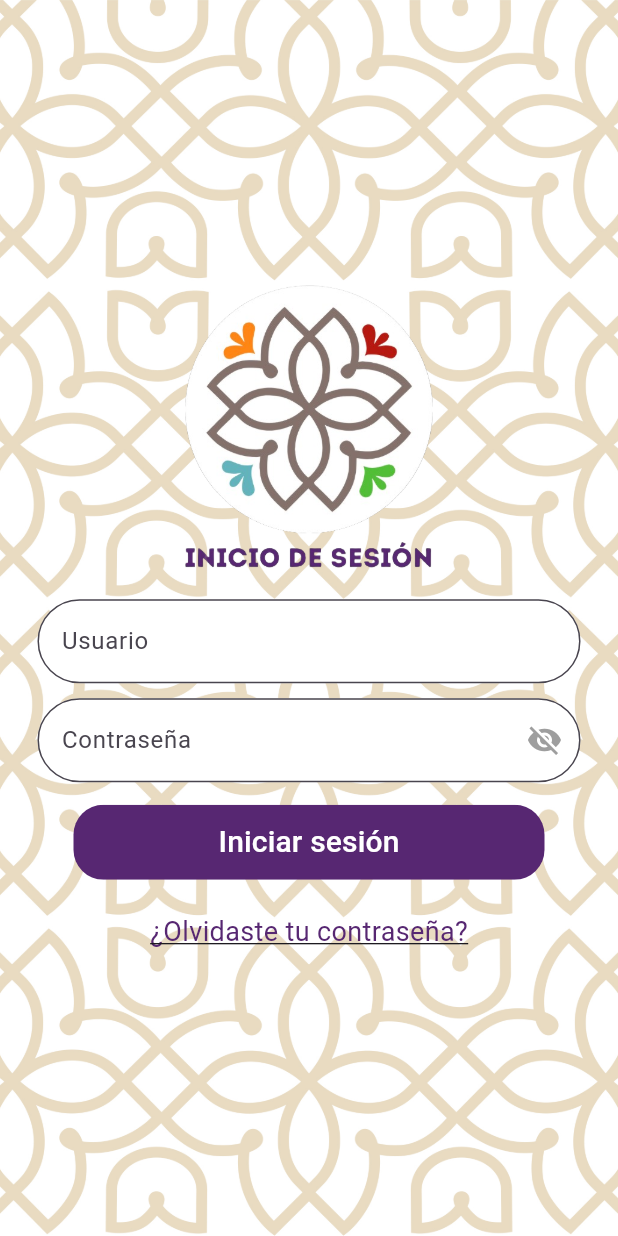
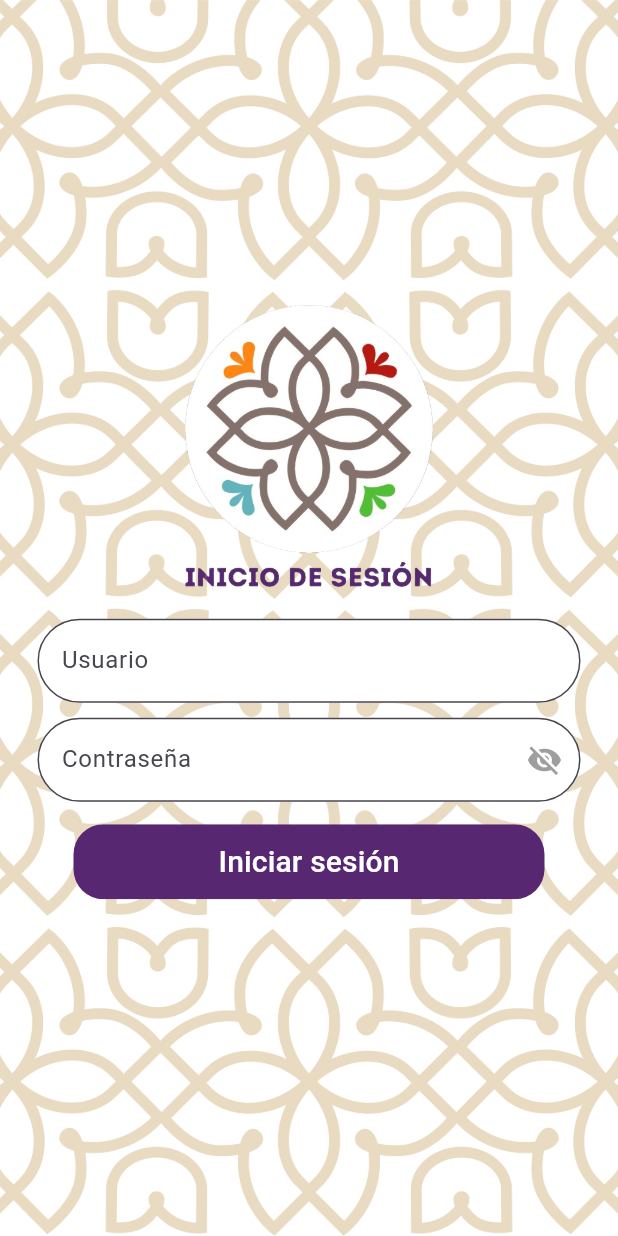
Before and after one commit to Gaby1704/acuses, a Flutter app: the screen it shows after launch, on a phone screen of 412 x 824 dp. Run offline on Flutter 3.47's test engine with Material 3 defaults, Android fonts, the phone set to English and light mode, and no system bars; our stand-ins replace file_picker, fluttertoast, image_picker, pdf, shared_preferences.

Commit message:
-Login(falta recuperar contraseña) -Inicio(falta guardar datos en local para ver los acuses aun sin red) -Agregar(falta subida de documentos y subida de datos offline y falta hacer un catalogo para poder asignar personas a cargo) -Detalles(falta diseño, omitir los datos de control) -Edit(Falta todo) *faltan notificaciones para saber cuando se han asignado a un nuevo acuse *faltan notificaciones para los creadores del acuse, de que el acuse ha sido modificado o terminado

```diff
--- a/lib/inicio.dart
+++ b/lib/inicio.dart
@@ -263,7 +263,7 @@ class SearchView extends StatelessWidget {
                 onClearFilters();
               },
               style: ElevatedButton.styleFrom(
-                // primary: Color(0xFF572772),
+                primary: Color(0xFF572772),
               ),
               child: Text(
                 "Borrar Filtro",
--- a/lib/main.dart
+++ b/lib/main.dart
@@ -286,19 +286,19 @@ class _LoginScreenState extends State<LoginScreen> {
                     ),
                   ),
                   SizedBox(height: 22.0),
-                  InkWell(
-                    onTap: () {
-                      _resetPassword(context);
-                    },
-                    child: Text(
-                      "¿Olvidaste tu contraseña?",
-                      style: TextStyle(
-                        fontSize: 18.0,
-                        color: Color(0xFF572772),
-                        decoration: TextDecoration.underline,
-                      ),
-                    ),
-                  ),
+                  // InkWell(
+                  //   onTap: () {
+                  //     _resetPassword(context);
+                  //   },
+                  //   child: Text(
+                  //     "¿Olvidaste tu contraseña?",
+                  //     style: TextStyle(
+                  //       fontSize: 18.0,
+                  //       color: Color(0xFF572772),
+                  //       decoration: TextDecoration.underline,
+                  //     ),
+                  //   ),
+                  // ),
                 ],
               ),
             ),
```
